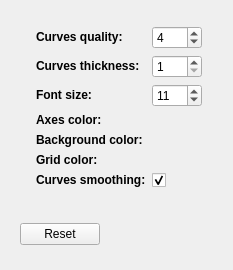
This is Windows/settings.ui in AdelKS/ZeGrapher as Qt 5 draws it before an edit. The edited form follows.
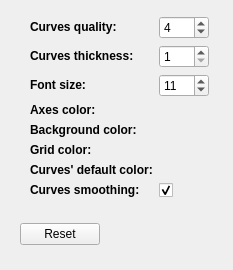
This is the edited form. Icons and pictures are not drawn.

```diff
--- a/Windows/settings.ui
+++ b/Windows/settings.ui
@@ -170,14 +170,14 @@
      <item row="5" column="1">
       <layout class="QHBoxLayout" name="gridColorLayout"/>
      </item>
-     <item row="6" column="0">
+     <item row="7" column="0">
       <widget class="QLabel" name="label_5">
        <property name="text">
         <string>&lt;strong&gt;Curves smoothing:&lt;/strong&gt;</string>
        </property>
       </widget>
      </item>
-     <item row="6" column="1">
+     <item row="7" column="1">
       <widget class="QCheckBox" name="smoothing">
        <property name="maximumSize">
         <size>
@@ -196,6 +196,16 @@
        </property>
       </widget>
      </item>
+     <item row="6" column="0">
+      <widget class="QLabel" name="label_6">
+       <property name="text">
+        <string>&lt;html&gt;&lt;head/&gt;&lt;body&gt;&lt;p&gt;&lt;span style=&quot; font-weight:600;&quot;&gt;Curves' default color:&lt;/span&gt;&lt;/p&gt;&lt;/body&gt;&lt;/html&gt;</string>
+       </property>
+      </widget>
+     </item>
+     <item row="6" column="1">
+      <layout class="QHBoxLayout" name="defaultColorLayout"/>
+     </item>
     </layout>
    </item>
    <item>
```
